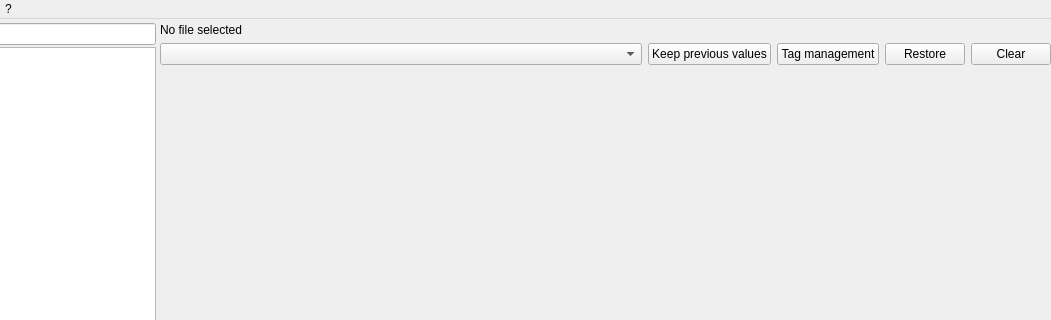
Before: the Qt Designer form gui/mainwindow.ui in Martchus/tageditor, drawn with Qt 5; both pictures show x 174 to 1225 and y 0 to 320 of the 1225 by 838 pixel window.
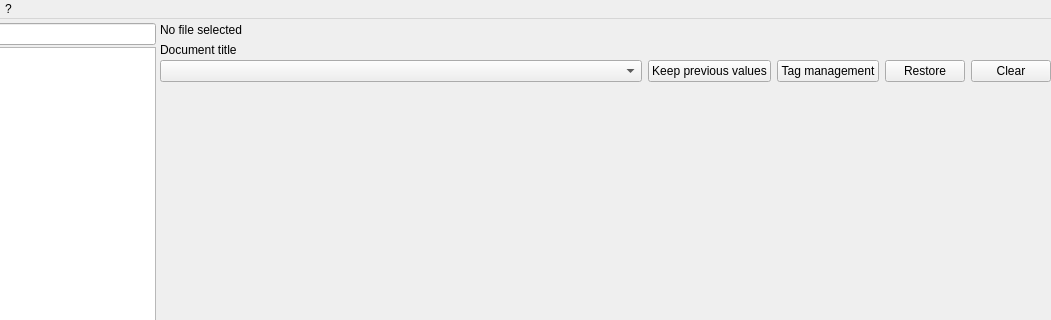
After: the same form once the commit is applied. Icons and pictures are not drawn. Custom widgets are drawn as their Qt base class.

Commit message: edit document title via GUI

```diff
--- a/gui/mainwindow.ui
+++ b/gui/mainwindow.ui
@@ -105,6 +105,31 @@
         <item>
          <widget class="NotificationLabel" name="parsingNotificationWidget" native="true"/>
         </item>
+        <item>
+         <widget class="QWidget" name="docTitleWidget" native="true">
+          <layout class="QHBoxLayout" name="horizontalLayout_2">
+           <property name="leftMargin">
+            <number>0</number>
+           </property>
+           <property name="topMargin">
+            <number>0</number>
+           </property>
+           <property name="rightMargin">
+            <number>0</number>
+           </property>
+           <property name="bottomMargin">
+            <number>0</number>
+           </property>
+           <item>
+            <widget class="QLabel" name="docTitleLabel">
+             <property name="text">
+              <string>Document title</string>
+             </property>
+            </widget>
+           </item>
+          </layout>
+         </widget>
+        </item>
         <item>
          <widget class="QSplitter" name="tagSplitter">
           <property name="orientation">
```
Left out of the diff: 47 changed lines with no effect on the pictures. The commit also changes 3 other files.
